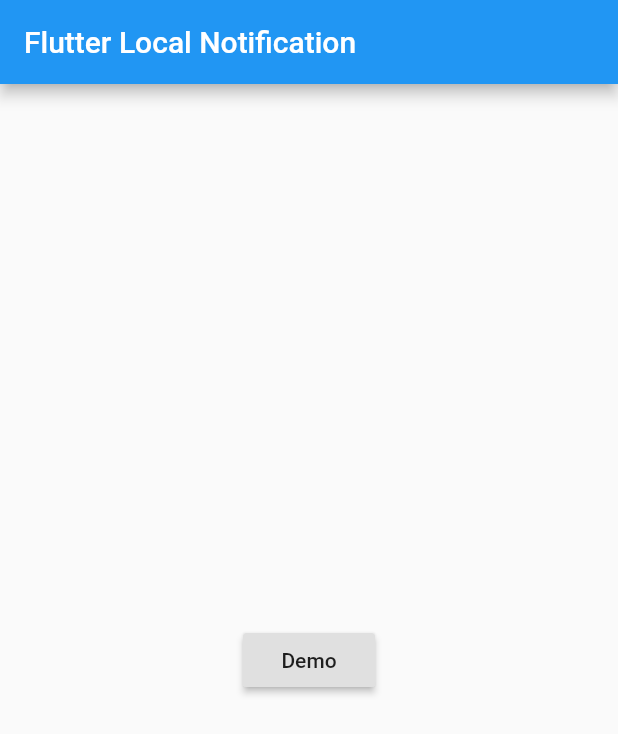
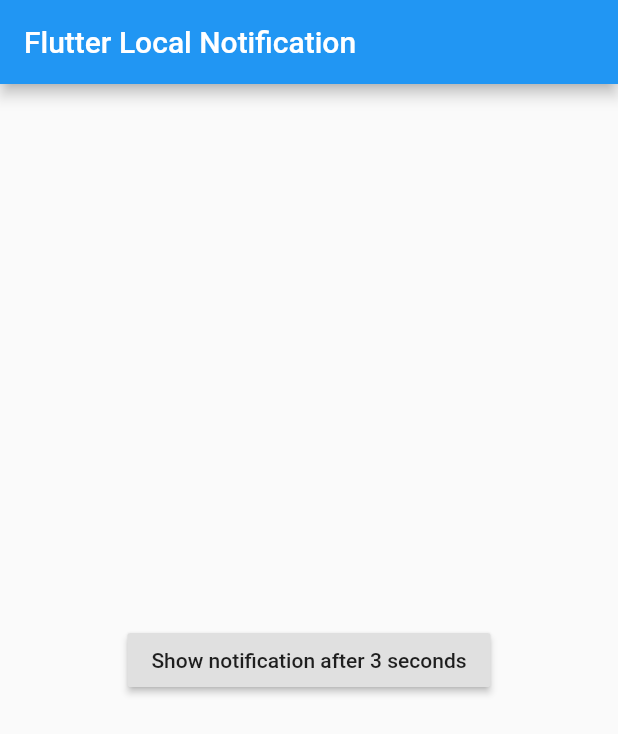
Before and after one commit to komurapp/push_notifications, a Flutter app: the screen it shows after launch, on a phone screen of 412 x 824 dp. Shown: the top 734 px of the screen. Run offline on Flutter 3.47's test engine with Material 2 defaults, Android fonts, the phone set to English and light mode, and no system bars; our stand-ins replace flutter_local_notifications.

Commit message:
Add delay before notification

```diff
--- a/lib/main.dart
+++ b/lib/main.dart
@@ -52,20 +52,21 @@ class _MyHomePageState extends State<MyHomePage> {
 
   @override
   Widget build(BuildContext context) {
+    const int delay = 3;
     return Scaffold(
       appBar: AppBar(
         title: const Text('Flutter Local Notification'),
       ),
       body: Center(
         child: RaisedButton(
-          onPressed: showNotification,
-          child: const Text('Demo'),
+          onPressed: () => showNotification(delay),
+          child: const Text('Show notification after $delay seconds'),
         ),
       ),
     );
   }
 
-  Future<dynamic> showNotification() async {
+  Future<dynamic> showNotification(int delay) async {
     final int id = Random.secure().nextInt(100);
     final AndroidNotificationDetails android = AndroidNotificationDetails(
       'Channel Id',
@@ -76,6 +77,8 @@ class _MyHomePageState extends State<MyHomePage> {
     );
     final IOSNotificationDetails ios = IOSNotificationDetails();
     final NotificationDetails platform = NotificationDetails(android, ios);
+
+    await Future<dynamic>.delayed(Duration(seconds: delay));
     await flutterLocalNotificationsPlugin.show(
       id,
       'Title',
```
